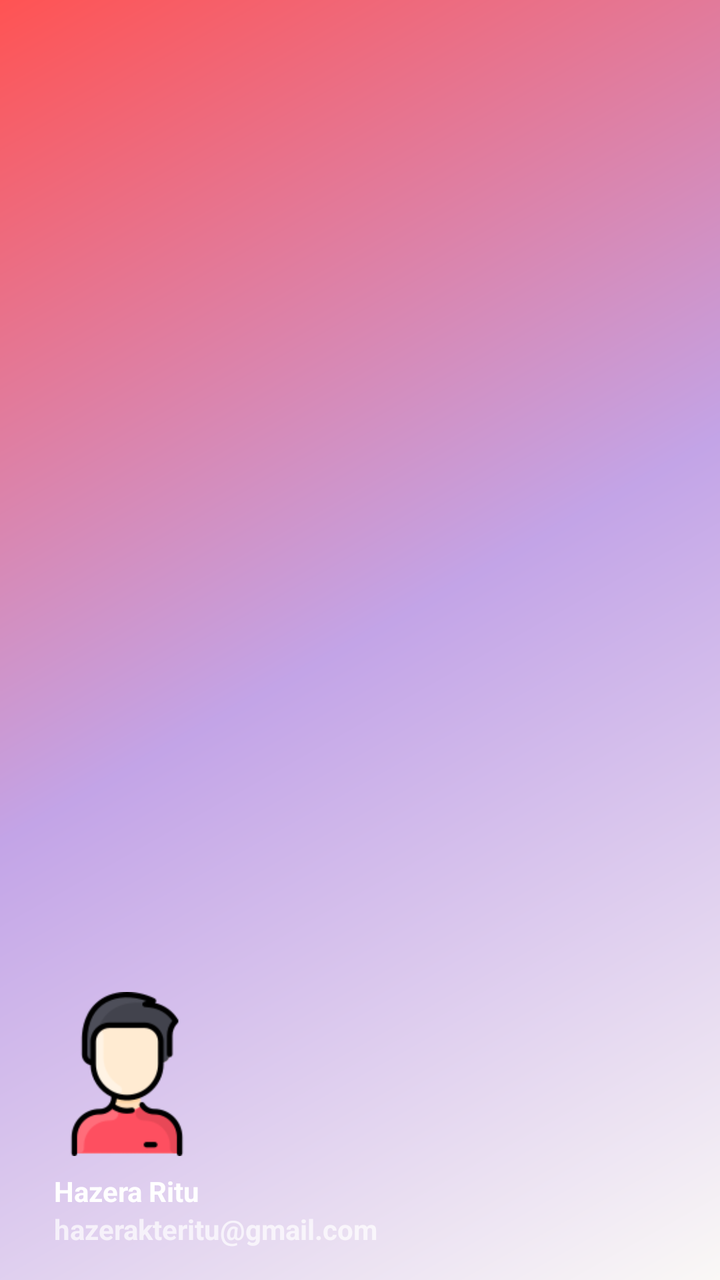
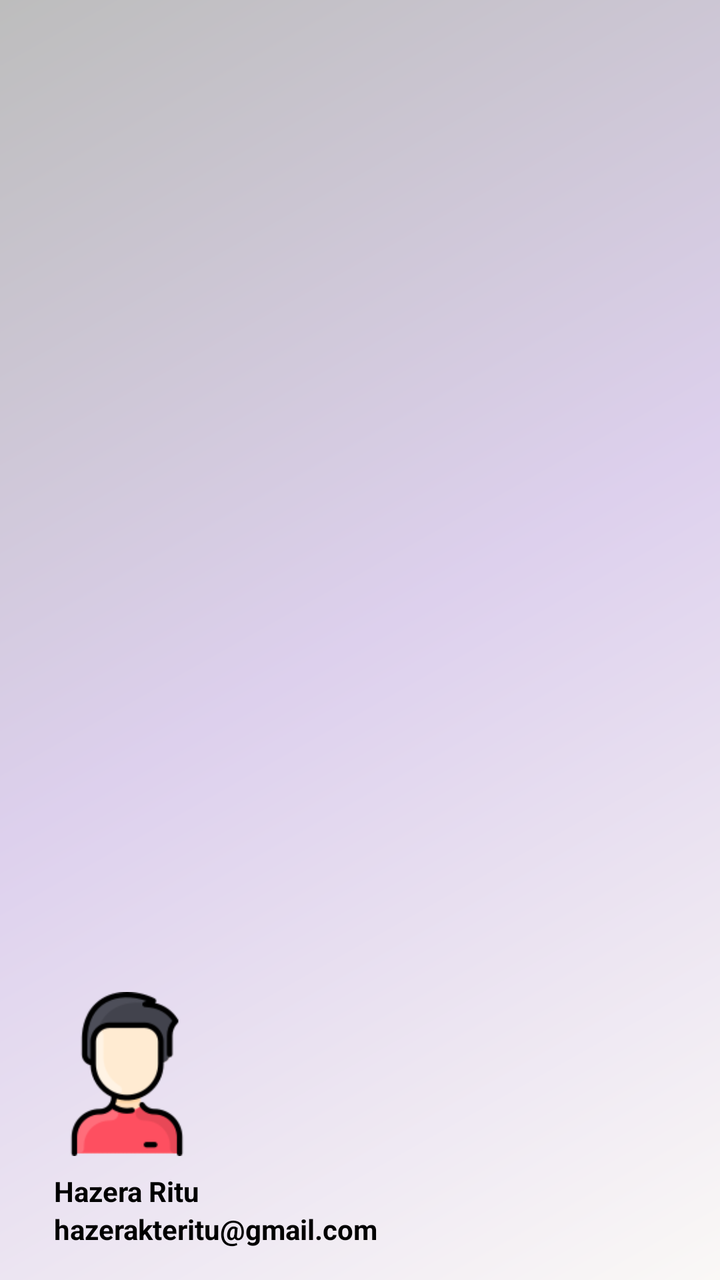

An Android layout rendered at two revisions. The XML below is the earlier revision; the diff shows what the commit changed to produce the second picture.
<!-- AndroidManifest.xml: application theme Theme.EatNow -->
<!-- res/layout/nav_header_main.xml -->
<?xml version="1.0" encoding="utf-8"?>
<LinearLayout xmlns:android="http://schemas.android.com/apk/res/android"
    xmlns:app="http://schemas.android.com/apk/res-auto"
    android:layout_width="match_parent"
    android:layout_height="@dimen/nav_header_height"
    android:background="@drawable/side_nav_bar"
    android:gravity="bottom"
    android:orientation="vertical"
    android:paddingLeft="@dimen/activity_horizontal_margin"
    android:paddingTop="@dimen/activity_vertical_margin"
    android:paddingRight="@dimen/activity_horizontal_margin"
    android:paddingBottom="@dimen/activity_vertical_margin"
    android:theme="@style/ThemeOverlay.AppCompat.Dark">

    <ImageView
        android:id="@+id/imageView"
        android:layout_width="95dp"
        android:layout_height="90dp"
        android:contentDescription="@string/nav_header_desc"
        android:paddingTop="@dimen/nav_header_vertical_spacing"
        app:srcCompat="@drawable/man" />

    <TextView
        android:layout_width="match_parent"
        android:layout_height="wrap_content"
        android:paddingTop="@dimen/nav_header_vertical_spacing"
        android:text="@string/hazera_ritu"
        android:textStyle="bold"
        android:layout_marginStart="11dp"
        android:textAppearance="@style/TextAppearance.AppCompat.Body1" />

    <TextView
        android:id="@+id/textView"
        android:layout_width="wrap_content"
        android:layout_height="wrap_content"
        android:text="@string/hazerakteritu_gmail_com"
        android:textStyle="bold"
        android:layout_marginStart="11dp"/>
</LinearLayout>
<!-- resources referenced by this layout -->
<resources>
  <dimen name="activity_horizontal_margin">16dp</dimen>
  <dimen name="activity_vertical_margin">16dp</dimen>
  <dimen name="nav_header_height">176dp</dimen>
  <dimen name="nav_header_vertical_spacing">8dp</dimen>
  <!-- drawable man: png bitmap (drawable, 5918 bytes) -->
  <!-- drawable side_nav_bar (drawable) -->
  <shape xmlns:android="http://schemas.android.com/apk/res/android"
      android:shape="rectangle">
      <gradient
          android:angle="135"
          android:centerColor="#C3A4E7"
          android:endColor="@color/purple_500"
          android:startColor="#FAF8F6"
          android:type="linear" />
  </shape>
  <string name="hazera_ritu">Hazera Ritu</string>
  <string name="hazerakteritu_gmail_com">hazerakteritu@gmail.com</string>
  <string name="nav_header_desc">Navigation header</string>
  <style name="Theme.EatNow" parent="Theme.MaterialComponents.DayNight.NoActionBar">
          
          <item name="colorPrimary">@color/purple_500</item>
          <item name="colorPrimaryVariant">@color/purple_700</item>
          <item name="colorOnPrimary">@color/white</item>
          
          <item name="colorSecondary">@color/teal_200</item>
          <item name="colorSecondaryVariant">@color/teal_700</item>
          <item name="colorOnSecondary">@color/black</item>
          
          <item name="android:statusBarColor">?attr/colorPrimaryVariant</item>
          
      </style>
  <color name="purple_500">#FF5353</color>
  <color name="purple_700">#FF5353</color>
  <color name="white">#FFFFFFFF</color>
  <color name="teal_200">#FF03DAC5</color>
  <color name="teal_700">#FF018786</color>
  <color name="black">#FF000000</color>
</resources>

<!-- the commit's change to res/layout/nav_header_main.xml (unified diff, before → after) -->
@@ -26,6 +26,7 @@
         android:paddingTop="@dimen/nav_header_vertical_spacing"
         android:text="@string/hazera_ritu"
         android:textStyle="bold"
+        android:textColor="#000000"
         android:layout_marginStart="11dp"
         android:textAppearance="@style/TextAppearance.AppCompat.Body1" />
 
@@ -34,6 +35,7 @@
         android:layout_width="wrap_content"
         android:layout_height="wrap_content"
         android:text="@string/hazerakteritu_gmail_com"
+        android:textColor="#000000"
         android:textStyle="bold"
         android:layout_marginStart="11dp"/>
 </LinearLayout>
<!-- resource entries referenced after the edit -->
@@ -10,8 +10,8 @@
       android:shape="rectangle">
       <gradient
           android:angle="135"
-          android:centerColor="#C3A4E7"
-          android:endColor="@color/purple_500"
+          android:centerColor="#DDD0ED"
+          android:endColor="@color/grey_400"
           android:startColor="#FAF8F6"
           android:type="linear" />
   </shape>
@@ -31,6 +31,7 @@
           <item name="android:statusBarColor">?attr/colorPrimaryVariant</item>
           
       </style>
+  <color name="grey_400">#FFBDBDBD</color>
   <color name="purple_500">#FF5353</color>
   <color name="purple_700">#FF5353</color>
   <color name="white">#FFFFFFFF</color>
